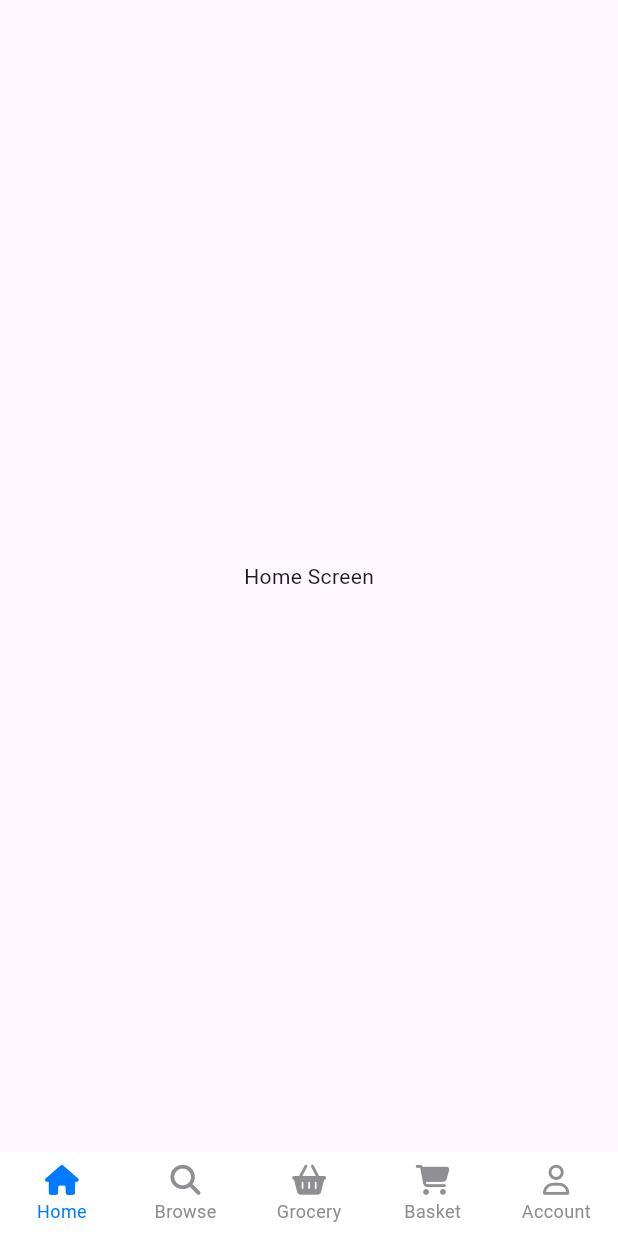
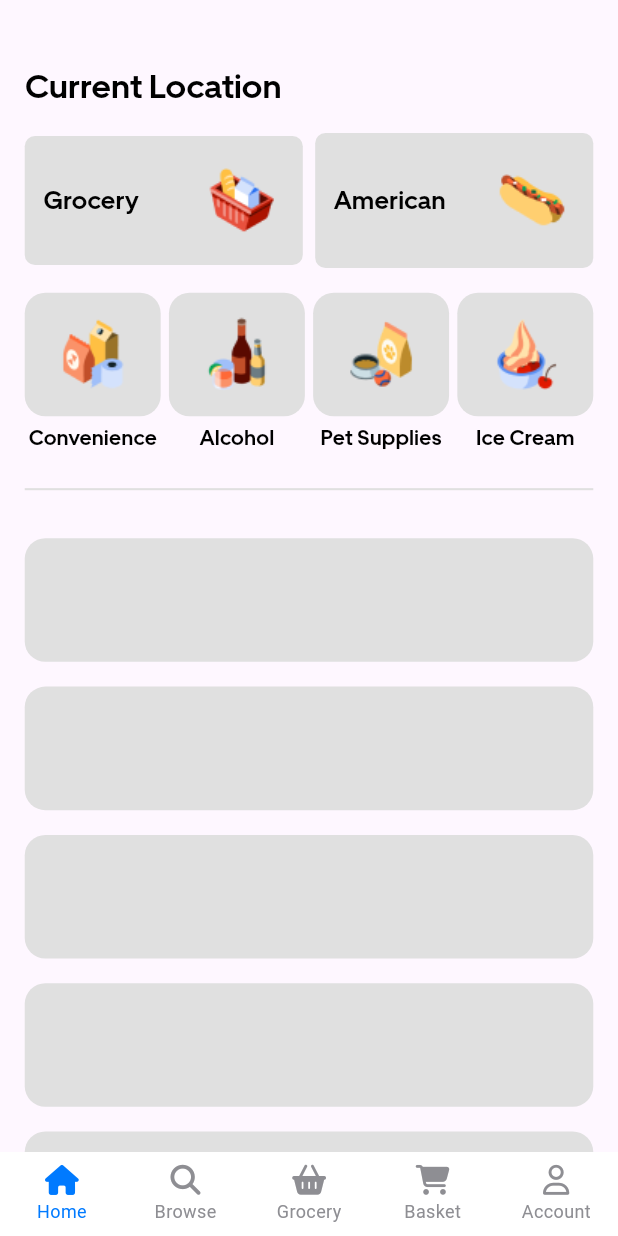
Before and after one commit to JacklynConn/food-delivery, a Flutter app: the screen it shows after launch, on a phone screen of 412 x 824 dp. Run offline on Flutter 3.47's test engine with Material 3 defaults, Android fonts, the phone set to English and light mode, and no system bars; drawn by our look-alikes of persistent_bottom_nav_bar_v2; our stand-ins replace country_picker, font_awesome_flutter, pin_code_fields, sizer.

Commit message:
8. Home Screen

```diff
--- a/lib/view/home/home_screen.dart
+++ b/lib/view/home/home_screen.dart
@@ -1,4 +1,7 @@
 import 'package:flutter/material.dart';
+import 'package:food_delivery/utils/colors.dart';
+import 'package:food_delivery/utils/textStyles.dart';
+import 'package:sizer/sizer.dart';
 
 class HomeScreen extends StatefulWidget {
   const HomeScreen({super.key});
@@ -8,12 +11,139 @@ class HomeScreen extends StatefulWidget {
 }
 
 class _HomeScreenState extends State<HomeScreen> {
+  List categories = [
+    ['assets/images/categories/convenience.png', 'Convenience'],
+    ['assets/images/categories/alcohol.png', 'Alcohol'],
+    ['assets/images/categories/petSupplies.png', 'Pet Supplies'],
+    ['assets/images/categories/icecream.png', 'Ice Cream'],
+  ];
+
   @override
   Widget build(BuildContext context) {
-    return Scaffold(
-        body: Center(
-          child: Text('Home Screen'),
-        )
+    return SafeArea(
+      child: Scaffold(
+        body: ListView(
+          padding: EdgeInsets.symmetric(horizontal: 2.h, vertical: 2.h),
+          children: [
+            SizedBox(height: 3.h),
+            Text(
+              'Current Location',
+              style: AppTextStyles.body16Bold,
+            ),
+            SizedBox(height: 2.h),
+            Row(
+              children: [
+                Expanded(
+                  child: Container(
+                    padding: EdgeInsets.symmetric(
+                      horizontal: 3.w,
+                      vertical: 2.h,
+                    ),
+                    alignment: Alignment.center,
+                    decoration: BoxDecoration(
+                      color: greyShade3,
+                      borderRadius: BorderRadius.circular(5.sp),
+                    ),
+                    child: Row(
+                      mainAxisAlignment: MainAxisAlignment.spaceBetween,
+                      children: [
+                        Text(
+                          'Grocery',
+                          style: AppTextStyles.small12Bold,
+                        ),
+                        const Image(
+                          image: AssetImage(
+                            'assets/images/categories/grocery.png',
+                          ),
+                        ),
+                      ],
+                    ),
+                  ),
+                ),
+                SizedBox(width: 2.w),
+                Expanded(
+                  child: Container(
+                    padding: EdgeInsets.symmetric(
+                      horizontal: 3.w,
+                      vertical: 2.h,
+                    ),
+                    alignment: Alignment.center,
+                    decoration: BoxDecoration(
+                      color: greyShade3,
+                      borderRadius: BorderRadius.circular(5.sp),
+                    ),
+                    child: Row(
+                      mainAxisAlignment: MainAxisAlignment.spaceBetween,
+                      children: [
+                        Text(
+                          'American',
+                          style: AppTextStyles.small12Bold,
+                        ),
+                        const Image(
+                          image: AssetImage(
+                            'assets/images/categories/american.png',
+                          ),
+                        ),
+                      ],
+                    ),
+                  ),
+                ),
+              ],
+            ),
+            SizedBox(height: 2.h),
+            Row(
+              mainAxisAlignment: MainAxisAlignment.spaceBetween,
+              children: categories
+                  .map(
+                    (e) => Column(
+                      children: [
+                        Container(
+                          height: 10.h,
+                          width: 22.w,
+                          decoration: BoxDecoration(
+                            color: greyShade3,
+                            borderRadius: BorderRadius.circular(10.sp),
+                          ),
+                          child: Image(
+                            image: AssetImage(
+                              e[0],
+                            ),
+                          ),
+                        ),
+                        SizedBox(height: 0.5.h),
+                        Text(
+                          e[1],
+                          style: AppTextStyles.small10Bold,
+                        ),
+                      ],
+                    ),
+                  )
+                  .toList(),
+            ),
+            SizedBox(height: 2.h),
+            Divider(
+              thickness: 1.sp,
+              color: greyShade3,
+            ),
+            SizedBox(height: 2.h),
+            ListView.builder(
+              shrinkWrap: true,
+              physics: const NeverScrollableScrollPhysics(),
+              itemCount: 10,
+              itemBuilder: (context, index) {
+                return Container(
+                  margin: EdgeInsets.symmetric(vertical: 1.h),
+                  height: 10.h,
+                  decoration: BoxDecoration(
+                    color: greyShade3,
+                    borderRadius: BorderRadius.circular(10.sp),
+                  ),
+                );
+              },
+            )
+          ],
+        ),
+      ),
     );
   }
 }
```
